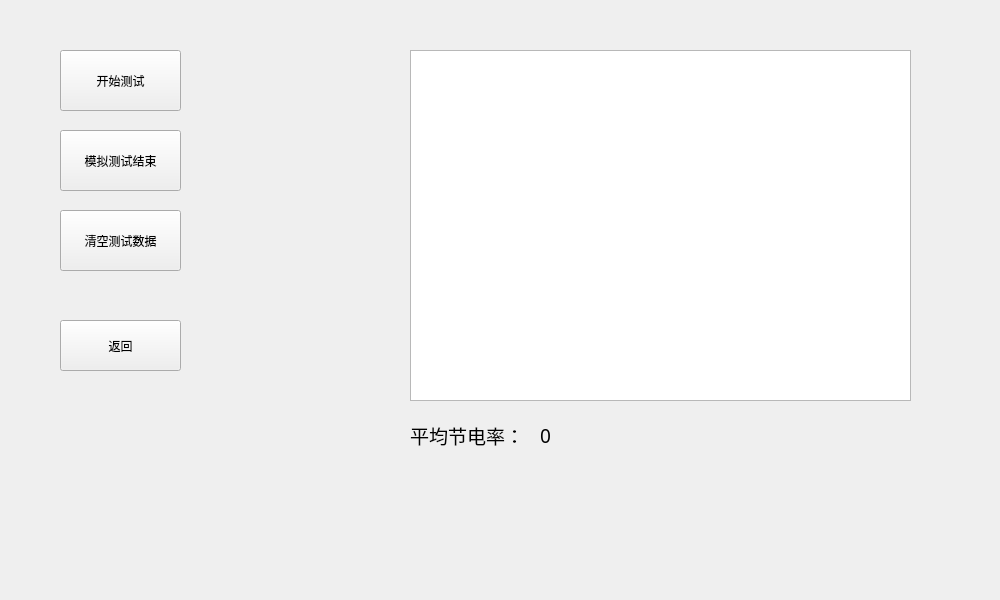
Qt form testwindow.ui (DaiLuyaoME/SavingEletricity) before a commit.
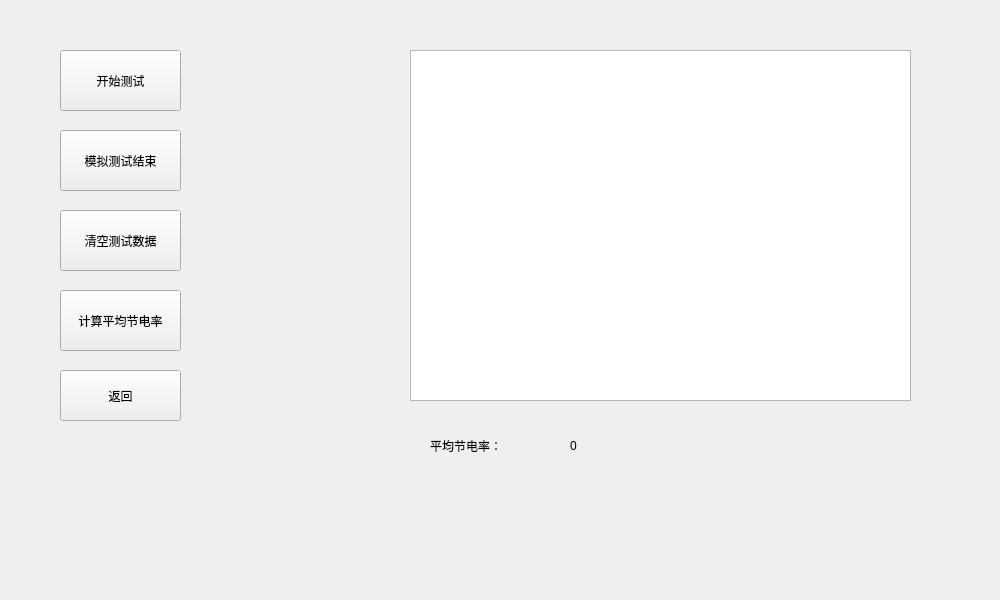
The same form after that commit. Icons and pictures are not drawn.

Commit message: 修改并完善了testwindow

```diff
--- a/testwindow.ui
+++ b/testwindow.ui
@@ -62,49 +62,11 @@
     <string>模拟测试结束</string>
    </property>
   </widget>
-  <widget class="QLabel" name="avgLabel">
-   <property name="geometry">
-    <rect>
-     <x>410</x>
-     <y>420</y>
-     <width>121</width>
-     <height>31</height>
-    </rect>
-   </property>
-   <property name="font">
-    <font>
-     <family>微软雅黑 Light</family>
-     <pointsize>14</pointsize>
-    </font>
-   </property>
-   <property name="text">
-    <string>平均节电率：</string>
-   </property>
-  </widget>
-  <widget class="QLabel" name="avgNoLabel">
-   <property name="geometry">
-    <rect>
-     <x>540</x>
-     <y>420</y>
-     <width>121</width>
-     <height>31</height>
-    </rect>
-   </property>
-   <property name="font">
-    <font>
-     <family>微软雅黑 Light</family>
-     <pointsize>14</pointsize>
-    </font>
-   </property>
-   <property name="text">
-    <string>0</string>
-   </property>
-  </widget>
   <widget class="QPushButton" name="returnBtn">
    <property name="geometry">
     <rect>
      <x>60</x>
-     <y>320</y>
+     <y>370</y>
      <width>121</width>
      <height>51</height>
     </rect>
@@ -126,6 +88,45 @@
     <bool>false</bool>
    </property>
   </widget>
+  <widget class="QPushButton" name="calculateRatioButton">
+   <property name="geometry">
+    <rect>
+     <x>60</x>
+     <y>290</y>
+     <width>121</width>
+     <height>61</height>
+    </rect>
+   </property>
+   <property name="text">
+    <string>计算平均节电率</string>
+   </property>
+  </widget>
+  <widget class="QLabel" name="label">
+   <property name="geometry">
+    <rect>
+     <x>430</x>
+     <y>430</y>
+     <width>111</width>
+     <height>31</height>
+    </rect>
+   </property>
+   <property name="text">
+    <string>平均节电率：</string>
+   </property>
+  </widget>
+  <widget class="QLabel" name="averageRatioLabel">
+   <property name="geometry">
+    <rect>
+     <x>570</x>
+     <y>430</y>
+     <width>111</width>
+     <height>31</height>
+    </rect>
+   </property>
+   <property name="text">
+    <string>0</string>
+   </property>
+  </widget>
  </widget>
  <resources/>
  <connections/>
```
The commit also changes 5 other files.
